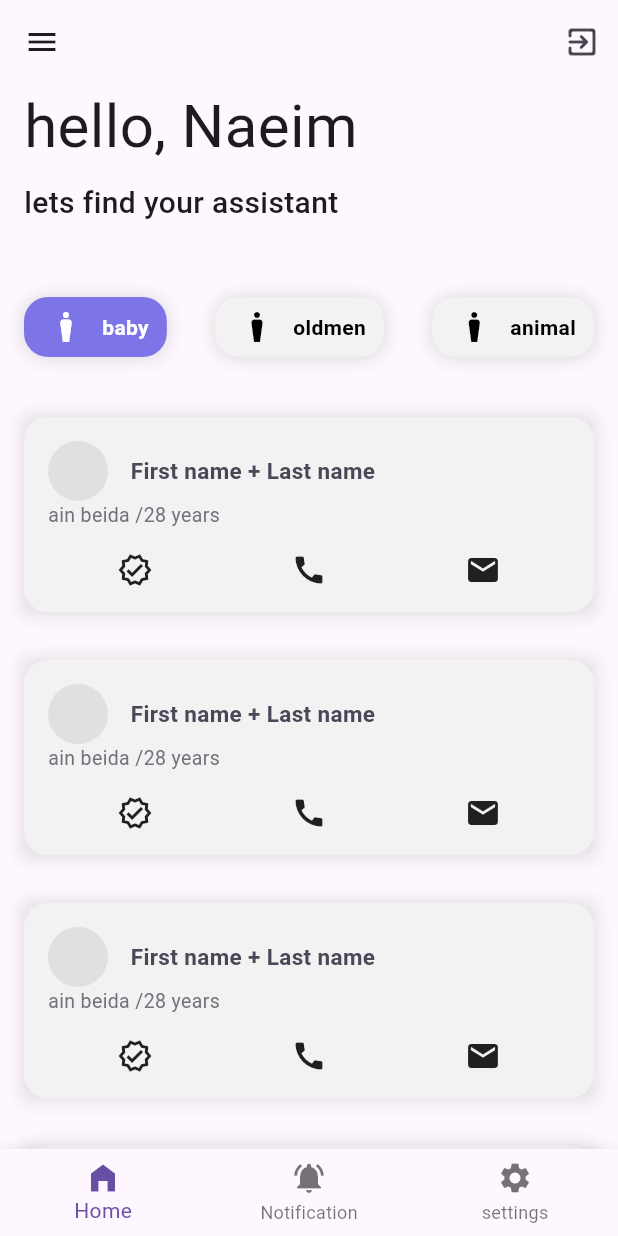
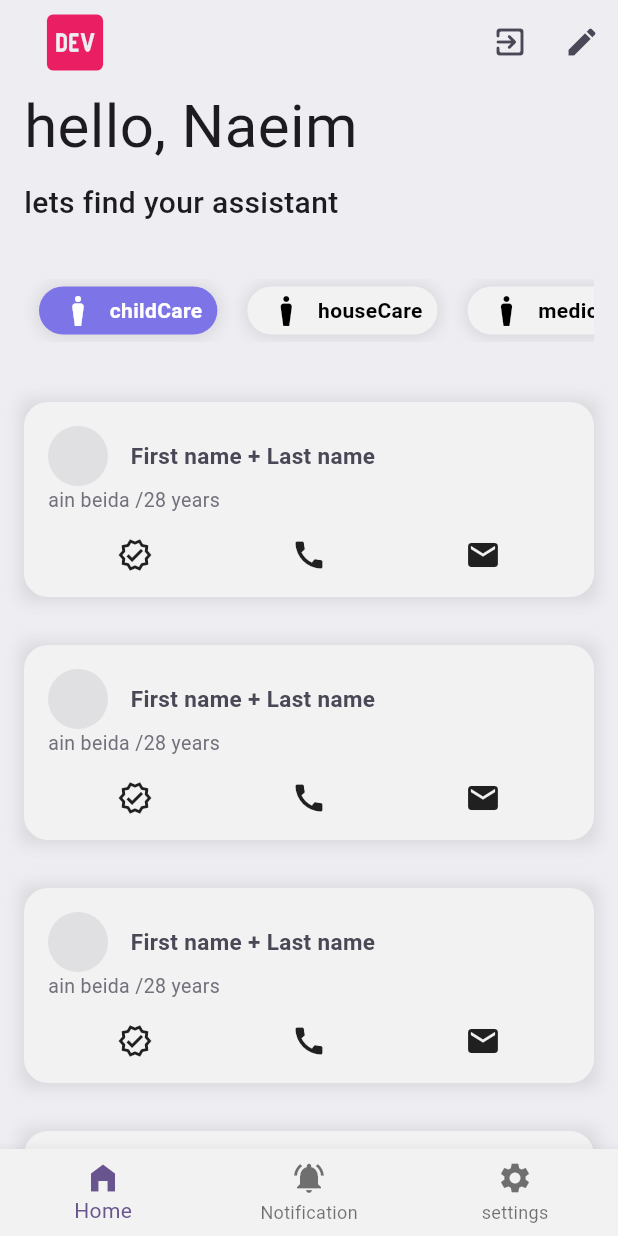
Before and after one commit to naeimDz/assistApp, a Flutter app: the screen it shows after launch, after a tap on "Register", on a phone screen of 412 x 824 dp. Run offline on Flutter 3.47's test engine with Material 3 defaults, Android fonts, the phone set to English and light mode, and no system bars; our stand-ins replace cloud_firestore, easy_localization, firebase_auth, firebase_core, firebase_storage; accounts and stored records are empty; Roboto replaces fonts that are missing (Dubai).

```diff
--- a/lib/main.dart
+++ b/lib/main.dart
@@ -1,13 +1,113 @@
+import 'package:assistantsapp/models/provider.dart';
 import 'package:assistantsapp/utils/routes/route_name_strings.dart';
 import 'package:firebase_auth/firebase_auth.dart';
 import 'package:firebase_core/firebase_core.dart';
 import 'package:flutter/material.dart';
+//import 'services/uploadProvidersToFirestore.dart';
 import 'utils/routes/routing.dart';
 import 'utils/themes/theme_constants.dart';
 
 void main() async {
   WidgetsFlutterBinding.ensureInitialized();
   await Firebase.initializeApp();
+  /* List<Provider> algerianProviders = [
+    Provider(
+      id: '1',
+      username: 'provider1',
+      password: 'password1',
+      email: 'provider1@example.com',
+      firstName: 'Ahmed',
+      lastName: 'Bouzid',
+      city: 'Algiers',
+      country: 'Algeria',
+      postalCode: 16000,
+      address: '1 Rue de la Liberté',
+      specialitiesList: ['Child Care', 'Elderly Care'],
+      joinDate: '2022-04-01',
+      servicePrice: '50',
+      qualificationsList: ['CPR Certification', 'First Aid Certification'],
+      isValidated: true,
+      phoneNumber: 1234567890,
+      imageUrl: 'https://randomuser.me/api/portraits/med/men/1.jpg',
+    ),
+    Provider(
+      id: '2',
+      username: 'provider2',
+      password: 'password2',
+      email: 'provider2@example.com',
+      firstName: 'Fatima',
+      lastName: 'Zohra',
+      city: 'Oran',
+      country: 'Algeria',
+      postalCode: 31000,
+      address: '2 Boulevard de la Révolution',
+      specialitiesList: ['House Care', 'Pet Care'],
+      joinDate: '2022-04-01',
+      servicePrice: '40',
+      qualificationsList: ['Housekeeping Certification'],
+      isValidated: true,
+      phoneNumber: 2345678901,
+      imageUrl: 'https://randomuser.me/api/portraits/med/men/2.jpg',
+    ),
+    Provider(
+      id: '3',
+      username: 'provider3',
+      password: 'password3',
+      email: 'provider3@example.com',
+      firstName: 'Mohamed',
+      lastName: 'Abdelaziz',
+      city: 'Constantine',
+      country: 'Algeria',
+      postalCode: 25000,
+      address: '3 Avenue du 1er Novembre',
+      specialitiesList: ['Senior Care'],
+      joinDate: '2022-04-01',
+      servicePrice: '60',
+      qualificationsList: ['Elderly Care Certification'],
+      isValidated: true,
+      phoneNumber: 3456789012,
+      imageUrl: 'https://randomuser.me/api/portraits/med/men/3.jpg',
+    ),
+    Provider(
+      id: '4',
+      username: 'provider4',
+      password: 'password4',
+      email: 'provider4@example.com',
+      firstName: 'Nadia',
+      lastName: 'Toufik',
+      city: 'Annaba',
+      country: 'Algeria',
+      postalCode: 23000,
+      address: '4 Rue de l\'Indépendance',
+      specialitiesList: ['Medical Care'],
+      joinDate: '2022-04-01',
+      servicePrice: '70',
+      qualificationsList: ['Medical Degree'],
+      isValidated: true,
+      phoneNumber: 4567890123,
+      imageUrl: 'https://randomuser.me/api/portraits/med/men/4.jpg',
+    ),
+    Provider(
+      id: '5',
+      username: 'provider5',
+      password: 'password5',
+      email: 'provider5@example.com',
+      firstName: 'Lila',
+      lastName: 'Youssef',
+      city: 'Batna',
+      country: 'Algeria',
+      postalCode: 50000,
+      address: '5 Boulevard du 1er Novembre',
+      specialitiesList: ['House Care', 'Child Care'],
+      joinDate: '2022-04-01',
+      servicePrice: '45',
+      qualificationsList: ['Child Development Certification'],
+      isValidated: false,
+      phoneNumber: 5678901234,
+      imageUrl: 'https://randomuser.me/api/portraits/med/men/5.jpg',
+    ),
+  ];*/
+  // uploadProvidersToFirestore(algerianProviders);
   runApp(MaterialApp(
     debugShowCheckedModeBanner: false,
     theme: AppTheme.lightTheme,
--- /dev/null
+++ b/lib/models/service_type.dart
@@ -0,0 +1,7 @@
+enum ServiceType {
+  childCare,
+  //seniorCare,
+  houseCare,
+  //petCare,
+  medicalCare,
+}
--- a/lib/utils/routes/route_name_strings.dart
+++ b/lib/utils/routes/route_name_strings.dart
@@ -2,4 +2,5 @@ class RouteNameStrings {
   static const String homeScreen = "HomeScreen";
   static const String signUp = "SignUp";
   static const String logIn = "LogIn";
+  static const String settingScreen = "SettingScrenn";
 }
--- a/lib/utils/routes/routing.dart
+++ b/lib/utils/routes/routing.dart
@@ -4,6 +4,7 @@ import 'package:flutter/material.dart';
 
 import '../../views/auth_screen/login_screen.dart';
 import '../../views/auth_screen/signup_screen.dart';
+import '../../views/setting/setting_screen.dart';
 
 class Routes {
   static Route<dynamic> generateRoute(RouteSettings settings) {
@@ -14,6 +15,8 @@ class Routes {
         return _buildRoute(const LoginScreen());
       case RouteNameStrings.signUp:
         return _buildRoute(const SingupScreen());
+      case RouteNameStrings.settingScreen:
+        return _buildRoute(const SettingScreen());
       default:
         return _buildRoute(const HomeScreen());
     }
--- a/lib/views/home/home_screen.dart
+++ b/lib/views/home/home_screen.dart
@@ -1,17 +1,52 @@
-import 'package:assistantsapp/controllers/authentication_controller.dart';
+//import 'package:assistantsapp/controllers/authentication_controller.dart';
 import 'package:assistantsapp/views/home/widgets/header.dart';
 import 'package:flutter/material.dart';
-import '../auth_screen/login_screen.dart';
+import '../../utils/routes/route_name_strings.dart';
 
-class HomeScreen extends StatefulWidget {
+class HomeScreen extends StatelessWidget {
   const HomeScreen({super.key});
 
   @override
-  State<HomeScreen> createState() => _HomeScreenState();
+  Widget build(BuildContext context) {
+    return Scaffold(
+      appBar: AppBar(
+        leading: const Icon(
+          Icons.logo_dev,
+          size: 50,
+          color: Colors.pink,
+        ),
+        leadingWidth: 100,
+        actions: [
+          IconButton(
+            icon: const Icon(Icons.exit_to_app_rounded),
+            onPressed: () {
+              Navigator.pushReplacementNamed(context, RouteNameStrings.logIn);
+              //_authController.signOut();
+            },
+          ),
+          IconButton(
+            icon: const Icon(Icons.edit),
+            onPressed: () {
+              Navigator.pushNamed(context, RouteNameStrings.settingScreen);
+            },
+          ),
+        ],
+        centerTitle: true,
+      ),
+      body: HeaderHome(),
+      bottomNavigationBar: const MyBottomNavigatiobBar(),
+    );
+  }
 }
 
-class _HomeScreenState extends State<HomeScreen> {
-  final AuthenticationController _authController = AuthenticationController();
+class MyBottomNavigatiobBar extends StatefulWidget {
+  const MyBottomNavigatiobBar({super.key});
+
+  @override
+  State<MyBottomNavigatiobBar> createState() => _MyBottomNavigatiobBarState();
+}
+
+class _MyBottomNavigatiobBarState extends State<MyBottomNavigatiobBar> {
   int _selectedIndex = 0;
 
   void _onItemTapped(int index) {
@@ -22,27 +57,7 @@ class _HomeScreenState extends State<HomeScreen> {
 
   @override
   Widget build(BuildContext context) {
-    return MaterialApp(
-      home: Scaffold(
-        drawer: const Drawer(),
-        appBar: AppBar(
-          actions: [
-            IconButton(
-                onPressed: () {
-                  Navigator.pushReplacement(
-                    context,
-                    MaterialPageRoute(
-                        builder: (context) =>
-                            LoginScreen()), // Navigate to login screen
-                  );
-                  _authController.signOut();
-                },
-                icon: Icon(Icons.exit_to_app_rounded))
-          ],
-          centerTitle: true,
-        ),
-        body: HeaderHome(),
-        bottomNavigationBar: BottomNavigationBar(
+    return BottomNavigationBar(
       items: const [
         BottomNavigationBarItem(
           icon: Icon(Icons.home_filled),
@@ -59,8 +74,6 @@ class _HomeScreenState extends State<HomeScreen> {
       ],
       currentIndex: _selectedIndex,
       onTap: _onItemTapped,
-        ),
-      ),
     );
   }
 }
--- a/lib/views/home/widgets/header.dart
+++ b/lib/views/home/widgets/header.dart
@@ -1,7 +1,8 @@
+import 'package:assistantsapp/models/service_type.dart';
 import 'package:assistantsapp/utils/constants/app_colors.dart';
+import 'package:assistantsapp/utils/constants/sizedbox_const.dart';
 import 'package:assistantsapp/views/home/widgets/assistant_card.dart';
 import 'package:flutter/material.dart';
-import '../../../models/user.dart';
 import '../../../utils/constants/app_defaults.dart';
 import '../../../utils/constants/app_text_styles.dart';
 
@@ -15,24 +16,6 @@ class HeaderHome extends StatefulWidget {
 class _HeaderHomeState extends State<HeaderHome> {
   List<bool> optionSelected = [true, false, false];
 
-// Example list of users
-  List<User> userList = [
-    User(
-      uid: '1',
-      email: 'user1@example.com',
-      name: 'User 1',
-      phoneNumber: '1234567890',
-    ),
-    User(
-      uid: '2',
-      email: 'user2@example.com',
-      name: 'User 2',
-      phoneNumber: '0987654321',
-      imageUrl: 'https://example.com/user2.jpg',
-    ),
-    // Add more users as needed
-  ];
-
   Widget option(String text, int index) {
     return GestureDetector(
       onTap: () {
@@ -41,14 +24,15 @@ class _HeaderHomeState extends State<HeaderHome> {
         });
       },
       child: Container(
-        height: 40,
+        //height: 40,
         decoration: BoxDecoration(
           color:
               optionSelected[index] ? AppColors.primary : AppColors.cardColor,
           borderRadius: AppDefaults.borderRadius,
           boxShadow: AppDefaults.boxShadow,
         ),
-        padding: EdgeInsets.symmetric(horizontal: 12),
+        margin: const EdgeInsets.symmetric(horizontal: 10, vertical: 5),
+        padding: const EdgeInsets.symmetric(horizontal: 10),
         child: Row(
           children: [
             SizedBox(
@@ -59,9 +43,7 @@ class _HeaderHomeState extends State<HeaderHome> {
                 color: optionSelected[index] ? Colors.white : Colors.black,
               ),
             ),
-            SizedBox(
-              width: 8,
-            ),
+            AppSizedBox.w5,
             Text(
               text,
               style: TextStyle(
@@ -79,35 +61,35 @@ class _HeaderHomeState extends State<HeaderHome> {
   @override
   Widget build(BuildContext context) {
     return SingleChildScrollView(
-      physics: BouncingScrollPhysics(),
+      physics: const BouncingScrollPhysics(),
       child: Column(
         children: [
           Padding(
-            padding: EdgeInsets.symmetric(horizontal: 16),
+            padding: const EdgeInsets.symmetric(horizontal: 16),
             child: Column(
               crossAxisAlignment: CrossAxisAlignment.start,
               children: [
-                Padding(
+                const Padding(
                   padding: EdgeInsets.only(bottom: 8),
                   child: Text("hello, Naeim", style: AppTextStyles.h1),
                 ),
-                Padding(
+                const Padding(
                   padding: EdgeInsets.only(bottom: 16),
                   child: Text(
                     "lets find your assistant",
                     style: AppTextStyles.h4,
                   ),
                 ),
-                SizedBox(height: 32),
-                Row(
-                  mainAxisAlignment: MainAxisAlignment.spaceBetween,
-                  children: [
-                    option('baby', 0),
-                    SizedBox(width: 8),
-                    option('oldmen', 1),
-                    SizedBox(width: 8),
-                    option('animal', 2),
-                  ],
+                AppSizedBox.h20,
+                SingleChildScrollView(
+                  scrollDirection: Axis.horizontal,
+                  child: Row(
+                    children: List.generate(
+                      3, // Number of options
+                      (index) => option(
+                          ServiceType.values.elementAt(index).name, index),
+                    ),
+                  ),
                 ),
               ],
             ),
```
Also changed, not shown: lib/models/provider.dart (+10 -10 lines), lib/services/uploadproviderstofirestore.dart (added, +12 -0 lines), lib/views/provider_view.dart (deleted, +0 -16 lines), lib/views/setting/setting_screen.dart (added, +97 -0 lines), lib/views/sharedwidgets/headline_with_row.dart (added, +37 -0 lines). Lines whose indentation alone changed are shown as unchanged.
